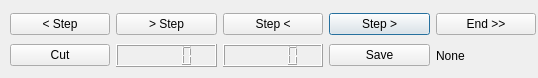
This is OceanGUI/CutDesk_Dialog.ui in uglasmeyer/ocean as Qt 5 draws it before an edit. The edited form follows.
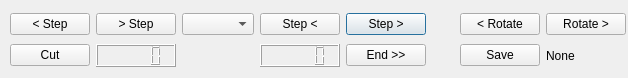
This is the edited form.

The edit to the form file:
```diff
--- a/OceanGUI/CutDesk_Dialog.ui
+++ b/OceanGUI/CutDesk_Dialog.ui
@@ -6,7 +6,7 @@
    <rect>
     <x>0</x>
     <y>0</y>
-    <width>538</width>
+    <width>628</width>
     <height>78</height>
    </rect>
   </property>
@@ -18,40 +18,39 @@
     <rect>
      <x>10</x>
      <y>10</y>
-     <width>526</width>
+     <width>616</width>
      <height>60</height>
     </rect>
    </property>
    <layout class="QGridLayout" name="gridLayout">
-    <item row="0" column="4">
+    <item row="0" column="6">
      <widget class="QPushButton" name="pb_back_right">
       <property name="text">
        <string>Step &gt;</string>
       </property>
      </widget>
     </item>
-    <item row="0" column="2">
+    <item row="1" column="5">
+     <widget class="QLCDNumber" name="lcdNumber_2"/>
+    </item>
+    <item row="1" column="3">
+     <widget class="QLCDNumber" name="lcdNumber"/>
+    </item>
+    <item row="0" column="3">
      <widget class="QPushButton" name="pb_front_right">
       <property name="text">
        <string>&gt; Step</string>
       </property>
      </widget>
     </item>
-    <item row="0" column="3">
-     <widget class="QPushButton" name="pB_back_left">
+    <item row="0" column="8">
+     <widget class="QPushButton" name="pB_rotate_left">
       <property name="text">
-       <string>Step &lt;</string>
+       <string>&lt; Rotate</string>
       </property>
      </widget>
     </item>
-    <item row="0" column="0">
-     <widget class="QPushButton" name="pb_front_left">
-      <property name="text">
-       <string>&lt; Step</string>
-      </property>
-     </widget>
-    </item>
-    <item row="1" column="0">
+    <item row="1" column="1">
      <widget class="QPushButton" name="pB_Cut">
       <property name="text">
        <string>Cut</string>
@@ -59,32 +58,63 @@
      </widget>
     </item>
     <item row="0" column="5">
+     <widget class="QPushButton" name="pB_back_left">
+      <property name="text">
+       <string>Step &lt;</string>
+      </property>
+     </widget>
+    </item>
+    <item row="0" column="7">
+     <spacer name="horizontalSpacer_2">
+      <property name="orientation">
+       <enum>Qt::Orientation::Horizontal</enum>
+      </property>
+      <property name="sizeHint" stdset="0">
+       <size>
+        <width>40</width>
+        <height>20</height>
+       </size>
+      </property>
+     </spacer>
+    </item>
+    <item row="1" column="6">
      <widget class="QPushButton" name="pB_goto_end">
       <property name="text">
        <string>End &gt;&gt;</string>
       </property>
      </widget>
     </item>
-    <item row="1" column="2">
-     <widget class="QLCDNumber" name="lcdNumber"/>
-    </item>
-    <item row="1" column="3">
-     <widget class="QLCDNumber" name="lcdNumber_2"/>
-    </item>
-    <item row="1" column="4">
-     <widget class="QPushButton" name="pB_Save">
-      <property name="text">
-       <string>Save</string>
-      </property>
-     </widget>
-    </item>
-    <item row="1" column="5">
+    <item row="1" column="9">
      <widget class="QLabel" name="lbl_wav_file">
       <property name="text">
        <string>None</string>
       </property>
      </widget>
     </item>
+    <item row="0" column="1">
+     <widget class="QPushButton" name="pb_front_left">
+      <property name="text">
+       <string>&lt; Step</string>
+      </property>
+     </widget>
+    </item>
+    <item row="0" column="9">
+     <widget class="QPushButton" name="pB_rotate_right">
+      <property name="text">
+       <string>Rotate &gt;</string>
+      </property>
+     </widget>
+    </item>
+    <item row="1" column="8">
+     <widget class="QPushButton" name="pB_Save">
+      <property name="text">
+       <string>Save</string>
+      </property>
+     </widget>
+    </item>
+    <item row="0" column="4">
+     <widget class="QComboBox" name="cB_Stepwidth"/>
+    </item>
    </layout>
   </widget>
  </widget>
```
